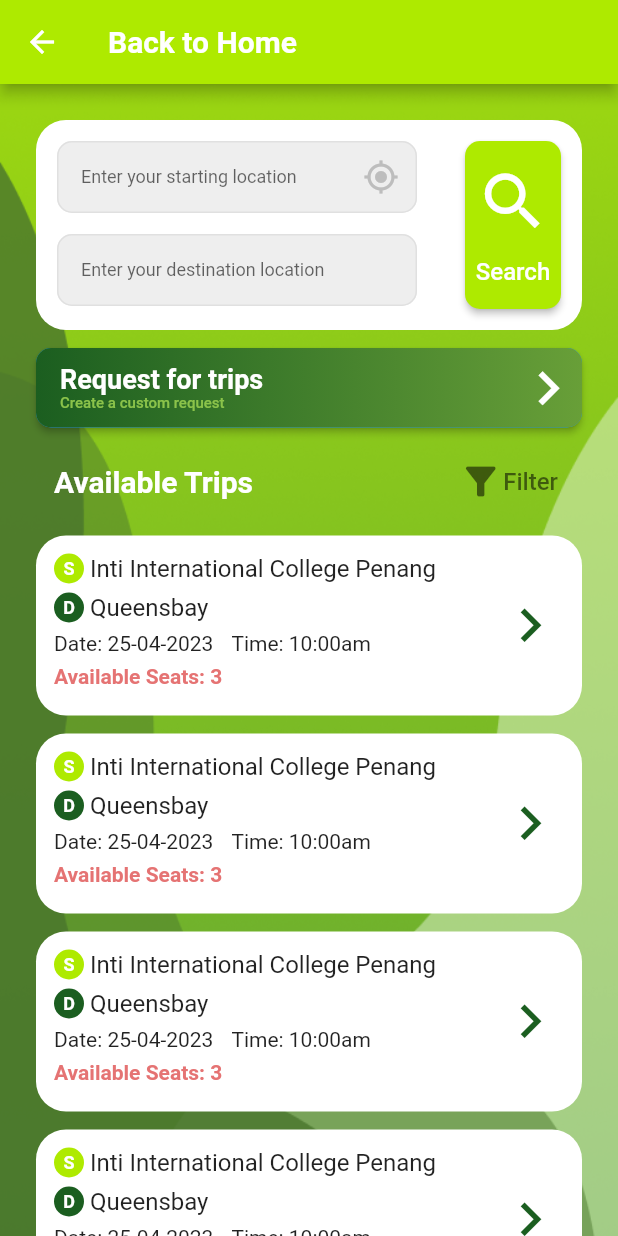
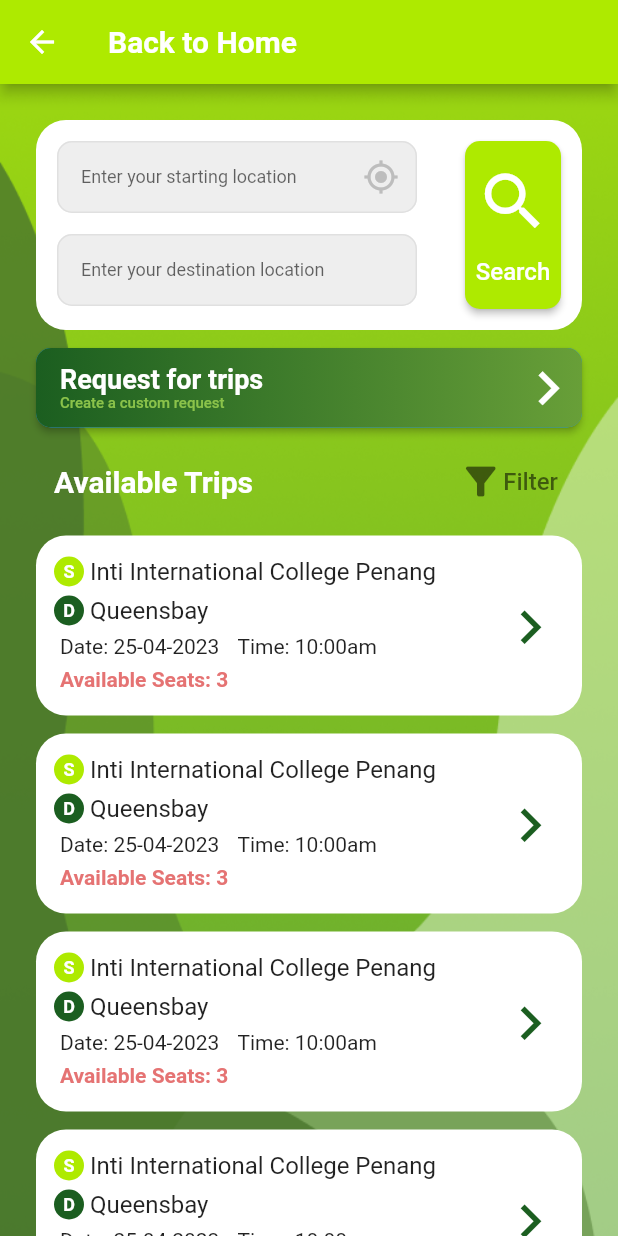
Before and after one commit to Endairion/6002CEM_Group13, a Flutter app: the SearchAvailableTrips screen opened directly, on a phone screen of 412 x 824 dp. Run offline on Flutter 3.47's test engine with Material 2 defaults, Android fonts, the phone set to English and light mode, and no system bars; our stand-ins replace firebase_core, flutter_native_splash, get; accounts and stored records are empty; network calls fail; statements that could not run were skipped.

Commit message:
Update trips card design

```diff
--- a/lib/SearchAvailableTrips.dart
+++ b/lib/SearchAvailableTrips.dart
@@ -1,4 +1,5 @@
 import 'package:flutter/material.dart';
+import 'package:mobile_app_development_cw2/CreateCustomTrip.dart';
 
 class SearchAvailableTrips extends StatefulWidget {
   const SearchAvailableTrips({Key? key}) : super(key: key);
@@ -197,11 +198,11 @@ class _SearchAvailableTripsState extends State<SearchAvailableTrips> {
                       ),
                       ElevatedButton(
                         onPressed: () {
-                          // Navigator.push(
-                          //   context,
-                          //   MaterialPageRoute(
-                          //       builder: (context) => const SearchAvailableTrips()),
-                          // );
+                          Navigator.push(
+                            context,
+                            MaterialPageRoute(
+                                builder: (context) => const CreateCustomTrip()),
+                          );
                         },
                         style: ElevatedButton.styleFrom(
                             padding: EdgeInsets.zero,
@@ -360,7 +361,7 @@ Widget TripCard(List<Trip> trip, int index) {
           color: Colors.white,
           borderRadius: BorderRadius.all(Radius.circular(20))),
       child: Padding(
-        padding: const EdgeInsets.fromLTRB(12, 12, 12, 12),
+        padding: const EdgeInsets.fromLTRB(12, 14, 12, 12),
         child: Row(
           mainAxisAlignment: MainAxisAlignment.spaceBetween,
           children: [
@@ -447,6 +448,9 @@ Widget TripCard(List<Trip> trip, int index) {
                 ),
                 Row(
                   children: [
+                    SizedBox(
+                      width: 4,
+                    ),
                     Text(
                       'Date: ' + trip[index].date,
                       style: TextStyle(
@@ -469,12 +473,15 @@ Widget TripCard(List<Trip> trip, int index) {
                 SizedBox(
                   height: 6,
                 ),
-                Text(
-                  'Available Seats: ' + trip[index].seats.toString(),
-                  style: TextStyle(
-                    fontSize: 14,
-                    fontWeight: FontWeight.bold,
-                    color: Colors.red[300],
+                Padding(
+                  padding: const EdgeInsets.only(left:4),
+                  child: Text(
+                    'Available Seats: ' + trip[index].seats.toString(),
+                    style: TextStyle(
+                      fontSize: 14,
+                      fontWeight: FontWeight.bold,
+                      color: Colors.red[300],
+                    ),
                   ),
                 ),
               ],
```
